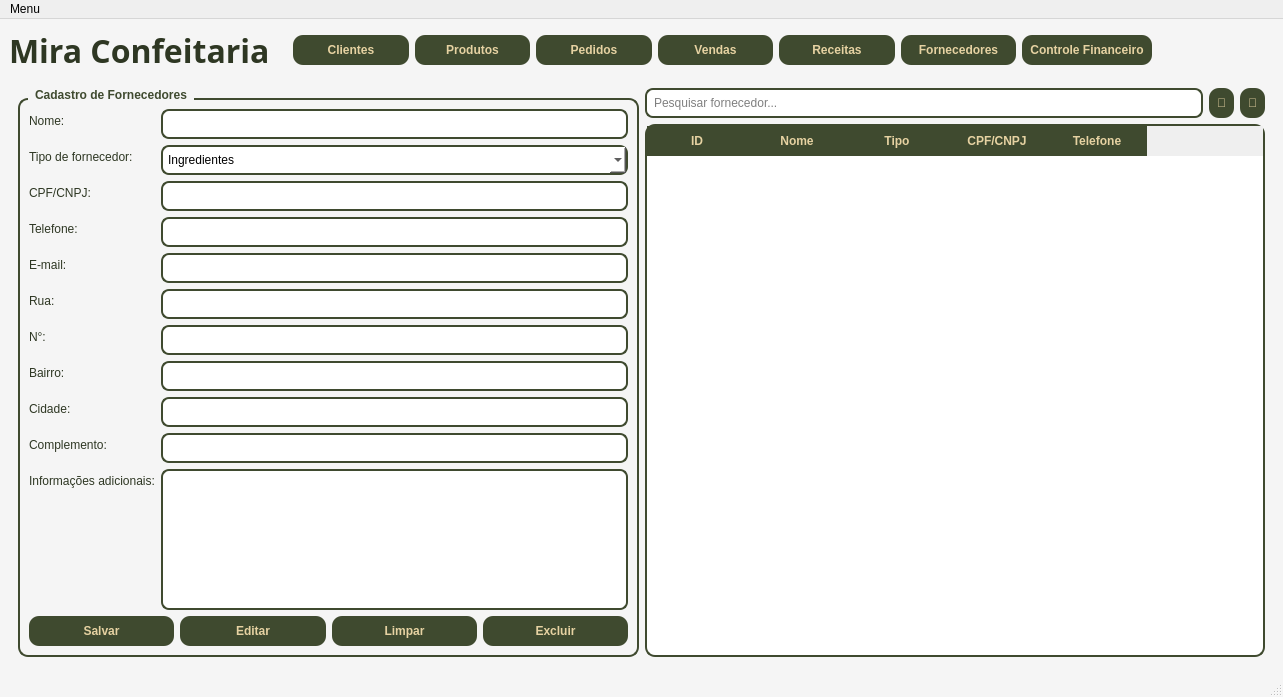
The window that telas/tela_menu.ui (Faeldh/sistema_confeitaria) describes before a commit, drawn with Qt 5.
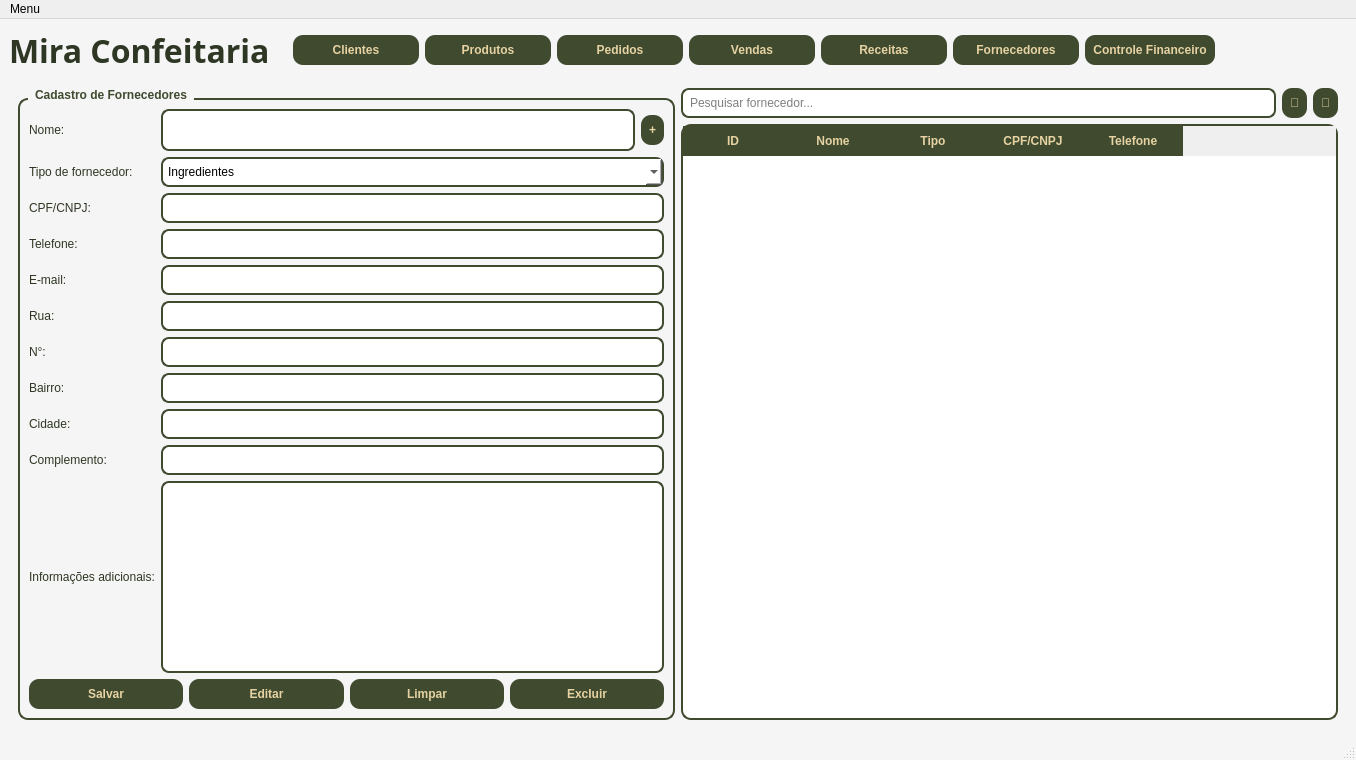
The same window after the commit. The open tabs and pages were chosen to show the change.

```diff
--- a/telas/tela_menu.ui
+++ b/telas/tela_menu.ui
@@ -6,8 +6,8 @@
    <rect>
     <x>0</x>
     <y>0</y>
-    <width>1283</width>
-    <height>697</height>
+    <width>1356</width>
+    <height>760</height>
    </rect>
   </property>
   <property name="windowTitle">
@@ -1848,18 +1848,46 @@
           <property name="title">
            <string>Cadastro de Fornecedores</string>
           </property>
-          <layout class="QVBoxLayout">
+          <layout class="QGridLayout" name="gridLayout">
+           <item row="0" column="0" colspan="2">
+            <layout class="QHBoxLayout" name="horizontalLayout">
            <item>
-            <layout class="QFormLayout">
-             <item row="0" column="0">
               <widget class="QLabel" name="label">
+               <property name="sizePolicy">
+                <sizepolicy hsizetype="Maximum" vsizetype="Preferred">
+                 <horstretch>0</horstretch>
+                 <verstretch>0</verstretch>
+                </sizepolicy>
+               </property>
                <property name="text">
-                <string>Nome:</string>
+                <string>Nome:                           </string>
                </property>
               </widget>
              </item>
-             <item row="0" column="1">
-              <widget class="QLineEdit" name="txt_nomeFornecedor"/>
+             <item>
+              <widget class="QLineEdit" name="txt_nomeFornecedor">
+               <property name="sizePolicy">
+                <sizepolicy hsizetype="Expanding" vsizetype="Expanding">
+                 <horstretch>0</horstretch>
+                 <verstretch>0</verstretch>
+                </sizepolicy>
+               </property>
+              </widget>
+             </item>
+             <item>
+              <widget class="QPushButton" name="pushButton">
+               <property name="sizePolicy">
+                <sizepolicy hsizetype="Fixed" vsizetype="Fixed">
+                 <horstretch>0</horstretch>
+                 <verstretch>0</verstretch>
+                </sizepolicy>
+               </property>
+               <property name="text">
+                <string>+</string>
+               </property>
+              </widget>
+             </item>
+            </layout>
              </item>
              <item row="1" column="0">
               <widget class="QLabel" name="label">
@@ -1982,9 +2010,7 @@
              <item row="10" column="1">
               <widget class="QTextEdit" name="txt_infoAdicionais"/>
              </item>
-            </layout>
-           </item>
-           <item>
+           <item row="11" column="0" colspan="2">
             <layout class="QHBoxLayout">
              <item>
               <widget class="QPushButton" name="btn_salvarFornecedor">
@@ -2166,7 +2192,7 @@
     <rect>
      <x>0</x>
      <y>0</y>
-     <width>1283</width>
+     <width>1356</width>
      <height>21</height>
     </rect>
    </property>
```
Left out of the diff: 2 changed lines with no effect on the pictures. Lines whose indentation alone changed are shown as unchanged.
